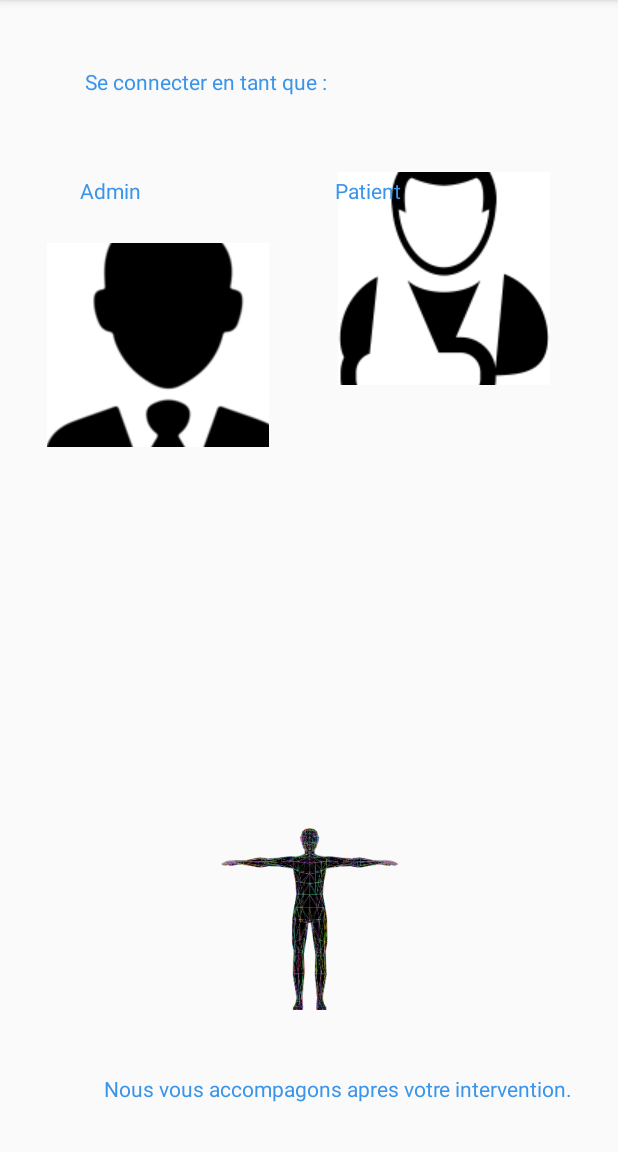
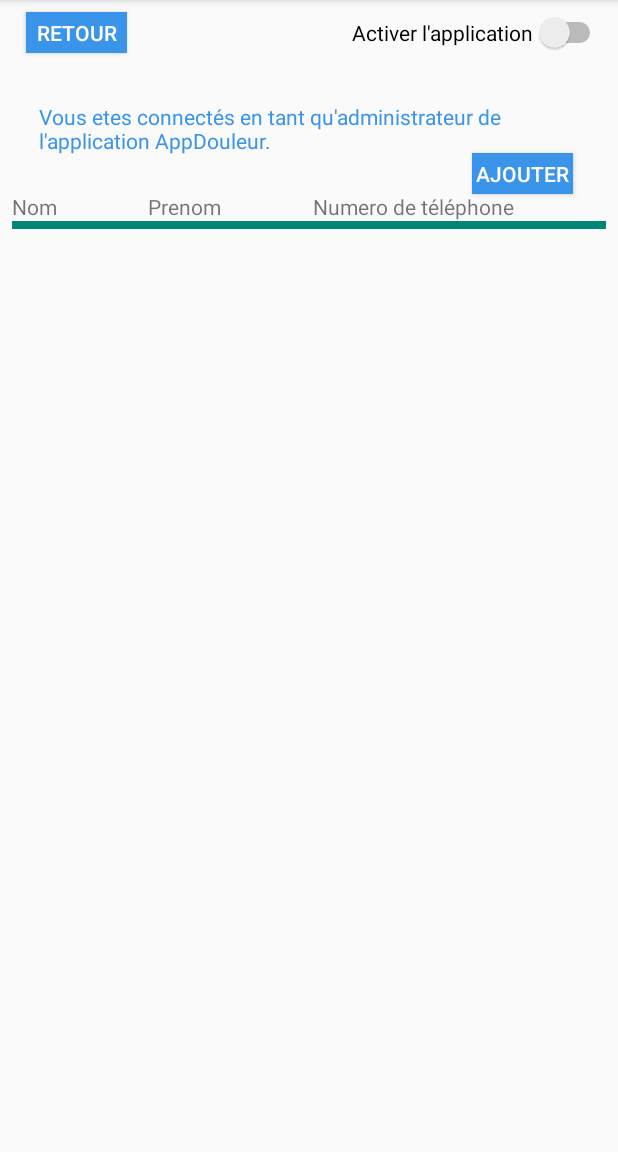
Before and after one commit to sbenchra/AppDouleur, an Android app: the screen it shows after launch (MainActivity before the commit, GestionMedecin after it), on a phone screen of 412 x 824 dp, the part 84-1236 px from its top. Run offline under Robolectric (Android 15) with nearby library versions, the phone set to English and light mode, and no system bars.

Commit message:
feat (medecin layout) :
get all
add one
adjust display

```diff
--- a/app/src/main/AndroidManifest.xml
+++ b/app/src/main/AndroidManifest.xml
@@ -9,7 +9,7 @@
         android:roundIcon="@mipmap/ic_launcher_round"
         android:supportsRtl="true"
         android:theme="@style/AppTheme">
-        <activity android:name=".MainActivity">
+        <activity android:name=".View.GestionMedecin">
             <intent-filter>
                 <action android:name="android.intent.action.MAIN" />
 
--- a/app/src/main/java/com/example/soufianebenchraa/appdouleur/Model/DAOBase.java
+++ b/app/src/main/java/com/example/soufianebenchraa/appdouleur/Model/DAOBase.java
@@ -49,10 +49,15 @@ public abstract class DAOBase  {
 
 
 
-  public SQLiteDatabase getDb() {
-
+  SQLiteDatabase getDb() {
     return mDb;
-
   }
 
+
+  SQLiteDatabase getReadableDatabase() {
+    return mHandler.getReadableDatabase();
+  }
+
+
+
 }
--- a/app/src/main/java/com/example/soufianebenchraa/appdouleur/Model/DatabaseHandler.java
+++ b/app/src/main/java/com/example/soufianebenchraa/appdouleur/Model/DatabaseHandler.java
@@ -12,14 +12,15 @@ public class DatabaseHandler extends SQLiteOpenHelper {
 
     public static final String Ville_Name="NomVille";
 
-    public static final String Ville_Table_Name="Centre";
+    public static final String Ville_Table_Name="Ville";
 
 
     public static final String Ville_Table_Create=
             "CREATE TABLE "+ Ville_Table_Name + "(" +
-                    Ville_Key +"INTEGER PRIMARY KEY AUTOINCREMENT,"+
-                    Ville_Name +"TEXT,"+
-                    Ville_Key +"INTEGER,FOREIGN KEY(IdVille) REFERENCES Ville(IdVille));";
+                    Ville_Key +" INTEGER PRIMARY KEY AUTOINCREMENT,"+
+                    Ville_Name +" TEXT)";
+                    //TODO y a une clé étrangere ici ?
+                    //Ville_Key +" INTEGER,FOREIGN KEY(IdVille) REFERENCES Ville(IdVille));";
 
 
 
@@ -35,9 +36,9 @@ public class DatabaseHandler extends SQLiteOpenHelper {
 
     public static final String Centre_Table_Create=
             "CREATE TABLE "+ Centre_Table_Name + "(" +
-                    Centre_Key +"INTEGER PRIMARY KEY AUTOINCREMENT,"+
-                    Centre_Name +"TEXT,"+
-                    CityC_Key +"INTEGER,FOREIGN KEY(IdVille) REFERENCES Ville(IdVille));";
+                    Centre_Key +" INTEGER PRIMARY KEY AUTOINCREMENT,"+
+                    Centre_Name +" TEXT,"+
+                    CityC_Key +" INTEGER,FOREIGN KEY(IdVille) REFERENCES Ville(IdVille));";
 
 
 
@@ -50,11 +51,11 @@ public class DatabaseHandler extends SQLiteOpenHelper {
 
     public static final String Service_Table_Create =
             " CREATE TABLE " + Service_Table_Name + "(" +
-                    Service_Key+ "INTEGER PRIMARY KEY AUTOINCREMENT,"+
-                    Service_Etage + "INTEGER PRIMARY KEY,"+
-                    Service_Ail + "TEXT PRIMARY KEY,"+
-                    Service_Name + "TEXT," +
-                    Service_Centre + "INTEGER," +
+                    Service_Key+ " INTEGER PRIMARY KEY AUTOINCREMENT,"+
+                    Service_Etage + " INTEGER,"+
+                    Service_Ail + " TEXT ,"+
+                    Service_Name + " TEXT," +
+                    Service_Centre + " INTEGER," +
                     "FOREIGN KEY(IdCentre) REFERENCES Centre(IdCentre))";
 
 
@@ -66,9 +67,9 @@ public class DatabaseHandler extends SQLiteOpenHelper {
 
     public static final String Lit_Table_Create =
             "CREATE TABLE " + Lit_Table_Name + "(" +
-                    Lit_Key + "INTEGER PRIMARY KEY AUTOINCREMENT,"+
-                    Lit_Service + "INTEGER,"+
-                    Lit_NumeroLit + "INTEGER)";
+                    Lit_Key + " INTEGER PRIMARY KEY AUTOINCREMENT,"+
+                    Lit_Service + " INTEGER,"+
+                    Lit_NumeroLit + " INTEGER)";
 
 
     public static final String Medecin_Key = "IdMedecin";
@@ -82,10 +83,10 @@ public class DatabaseHandler extends SQLiteOpenHelper {
     public static final String Medecin_Table_Create =
 
             "CREATE TABLE " + Medecin_Table_NAME + "(" +
-                    Medecin_Key + "INTERGER PRIMARY KEY AUTOINCREMENT,"+
-                    Medecin_FName + "TEXT,"+
-                    Medecin_LName + "TEXT,"+
-                    Medecin_Number + "INTEGER,"+
+                    Medecin_Key + " INTEGER PRIMARY KEY AUTOINCREMENT,"+
+                    Medecin_FName + " TEXT,"+
+                    Medecin_LName + " TEXT,"+
+                    Medecin_Number + " INTEGER,"+
                     Medecin_Pseudo +" TEXT,"+
                     Medecin_MotDePasse +" TEXT)";
 
@@ -97,7 +98,7 @@ public class DatabaseHandler extends SQLiteOpenHelper {
     public static final String Patient_LName = "PrenomPatient";
 
     public static final String Patient_Lit = "IdLit";
-    public static final String Patient_Medecin="IdMedcin";
+    public static final String Patient_Medecin="IdMedecin";
     public static final String Patient_Birthdate = "DateNaissancePatient";
 
     public static final String Patient_Sexe = "SexePatient";
@@ -137,11 +138,11 @@ public class DatabaseHandler extends SQLiteOpenHelper {
 
     public static final String Douleur_Table_Create =
             "CREATE TABLE " + Douleur_Table_Name + "("+
-                    Douleur_Key+ "INTEGER PRIMARY KEY AUTOINCREMENT,"+
+                    Douleur_Key+ " INTEGER PRIMARY KEY AUTOINCREMENT,"+
                     Patient_id + "  INTEGER ,"+
-                    Douleur_Intensity + "INTEGER ,"+
-                    Douleur_Time + "TEXT,"+
-                    Douleur_Body + "TEXT" +
+                    Douleur_Intensity + " INTEGER ,"+
+                    Douleur_Time + " TEXT,"+
+                    Douleur_Body + " TEXT" +
                     ", FOREIGN KEY(IdPatient) REFERENCES Patient(PatientId));";
 
 
@@ -152,8 +153,8 @@ public class DatabaseHandler extends SQLiteOpenHelper {
 
     public static final String Intervention_Table_Create =
             "CREATE TABLE "+ Intervention_Table_Name + "(" +
-                    Intervention_Key + "INTEGER PRIMARY KEY AUTOINCREMENT,"+
-                    Intervention_Name + "TEXT);";
+                    Intervention_Key + " INTEGER PRIMARY KEY AUTOINCREMENT,"+
+                    Intervention_Name + " TEXT);";
 
 
 
@@ -167,10 +168,10 @@ public class DatabaseHandler extends SQLiteOpenHelper {
 
     public static final String Subit_Table_Create =
             "CREATE TABLE " + Subit_Table_Name + "("+
-                    Subit_Patient+ "INTEGER ,"+
-                    Subit_Intervention + "INTEGER"+
-                    Subit_Date + "DATE" +
-                    Subit_Heure +"TEXT"+
+                    Subit_Patient+ " INTEGER ,"+
+                    Subit_Intervention + " INTEGER,"+
+                    Subit_Date + " DATE," +
+                    Subit_Heure +" TEXT"+
                     ",FOREIGN KEY(IdPatient) REFERENCES Patient(PatientId)" +
                     ",FOREIGN KEY(IdTypeIntervention) REFERENCES TypeIntervention(IdTypeIntervention));";
 
@@ -180,13 +181,13 @@ public class DatabaseHandler extends SQLiteOpenHelper {
     public static final String Hopital_Name="NomHopital";
     public static final String CentreH_Key="IdCentre";
 
-    public static final String Hopital_Table_Name="Centre";
+    public static final String Hopital_Table_Name="Hopital";
 
     public static final String Hopital_Table_Create =
             "CREATE TABLE " + Hopital_Table_Name + "("+
-                    Hopital_Key+ "INTEGER PRIMARY KEY AUTOINCREMENT ,"+
-                    Hopital_Name + "TEXT"+
-                    CentreH_Key + "INTEGER" +
+                    Hopital_Key+ " INTEGER PRIMARY KEY AUTOINCREMENT ,"+
+                    Hopital_Name + " TEXT,"+
+                    CentreH_Key + " INTEGER" +
                     ",FOREIGN KEY(IdCentre) REFERENCES Centre(IdCentre));";
 
     public static final String Batiment_Key="IdBatiment";
@@ -197,9 +198,9 @@ public class DatabaseHandler extends SQLiteOpenHelper {
 
     public static final String Batiment_Table_Create =
             "CREATE TABLE " + Batiment_Table_Name + "("+
-                    Batiment_Key+ "INTEGER PRIMARY KEY AUTOINCREMENT ,"+
-                    Batiment_Name + "TEXT"+
-                    HopitalB_Key + "INTEGER" +
+                    Batiment_Key+ " INTEGER PRIMARY KEY AUTOINCREMENT ,"+
+                    Batiment_Name + " TEXT,"+
+                    HopitalB_Key + " INTEGER" +
                     ",FOREIGN KEY(IdBatiment) REFERENCES Hopital(IdBatiment));";
 
 
--- a/app/src/main/java/com/example/soufianebenchraa/appdouleur/Model/Medecin.java
+++ b/app/src/main/java/com/example/soufianebenchraa/appdouleur/Model/Medecin.java
@@ -16,6 +16,11 @@ public class Medecin {
         NumeroMedecin = numeroMedecin;
         PseudoMedecin = pseudoMedecin;
         MotDePasseMedecin = motDePasseMedecin;
+    }
+    public Medecin(String nomMedecin, String prenomMedecin, String numeroMedecin) {
+        NomMedecin = nomMedecin;
+        PrenomMedecin = prenomMedecin;
+        NumeroMedecin = numeroMedecin;
     }
 
     public int getIdMedecin() {
--- a/app/src/main/java/com/example/soufianebenchraa/appdouleur/Model/MedecinDAO.java
+++ b/app/src/main/java/com/example/soufianebenchraa/appdouleur/Model/MedecinDAO.java
@@ -3,6 +3,10 @@ package com.example.soufianebenchraa.appdouleur.Model;
 import android.content.ContentValues;
 import android.content.Context;
 import android.database.Cursor;
+import android.util.Log;
+
+import java.util.ArrayList;
+import java.util.List;
 
 public class MedecinDAO extends DAOBase {
     public static final String Medecin_Key = "IdMedecin";
@@ -17,7 +21,40 @@ public class MedecinDAO extends DAOBase {
         super(pContext);
     }
 
-    public void ajouterMedecin(Medecin m)
+    /**
+     * il faut appeller cette methodes avec les données recuperer depuis l'interface (layout)
+     */
+    public Medecin addMedecin() {
+        Medecin m = new Medecin(1,"Belhadj","Anas","0621524555","pseudo","mot de passe");
+        long rowId = ajouterMedecin(m);
+        if(rowId!=-1) {
+            return m;
+        } else {
+            //il faut afficher une erreur au utilisateur
+            Log.e("Ajout medecin","Une erreur est survenue lors de l'ajout du médecin");
+            return null;
+        }
+    }
+
+    public List<Medecin > getAll() {
+
+        List<Medecin> medecins = new ArrayList<>();
+
+        Cursor cursor = getReadableDatabase().rawQuery("select * from "+Medecin_Table_NAME,null);
+        if(cursor!=null) {
+            while(cursor.moveToNext()) {
+                String lName = cursor.getString(cursor.getColumnIndex(Medecin_LName));
+                String fName = cursor.getString(cursor.getColumnIndex(Medecin_FName));
+                String number = cursor.getString(cursor.getColumnIndex(Medecin_Number));
+
+                medecins.add(new Medecin(lName,fName,number));
+            }
+            cursor.close();
+        }
+        return medecins;
+    }
+
+    public long ajouterMedecin(Medecin m)
     {
         super.open();
         ContentValues value = new ContentValues();
@@ -27,7 +64,7 @@ public class MedecinDAO extends DAOBase {
         value.put(MedecinDAO.Medecin_Pseudo, m.getPseudoMedecin());
         value.put(MedecinDAO.Medecin_MotDePasse, m.getMotDePasseMedecin());
 
-        mDb.insert(Medecin_Table_NAME, null, value);
+        return mDb.insert(Medecin_Table_NAME, null, value);
     }
 
     public void supprimerMedecin(long id)
--- a/app/src/main/java/com/example/soufianebenchraa/appdouleur/View/GestionChambre.java
+++ b/app/src/main/java/com/example/soufianebenchraa/appdouleur/View/GestionChambre.java
@@ -8,6 +8,7 @@ public class GestionChambre extends AppCompatActivity {
     @Override
     protected void onCreate(Bundle savedInstanceState) {
         super.onCreate(savedInstanceState);
-        setContentView(R.layout.gestionchambre);
+        //TODO il faut créer le layout gestionchambre
+        //setContentView(R.layout.gestionchambre);
     }
 }
--- a/app/src/main/res/layout/gestionmedecin.xml
+++ b/app/src/main/res/layout/gestionmedecin.xml
@@ -44,7 +44,8 @@
         app:layout_constraintHorizontal_bias="0.933"
         app:layout_constraintStart_toStartOf="parent"
         app:layout_constraintTop_toTopOf="parent"
-        app:layout_constraintVertical_bias="0.13" />
+        app:layout_constraintVertical_bias="0.13"
+        android:onClick="addMedecin"/>
 
     <TextView
         android:id="@+id/textView14"
@@ -82,39 +83,87 @@
         app:layout_constraintTop_toTopOf="parent"
         app:layout_constraintVertical_bias="0.0" />
 
-    <LinearLayout
-        android:layout_width="349dp"
-        android:layout_height="397dp"
+
+
+
+    <TableLayout
+        android:id="@+id/displayedMedecinsHeaders"
+        android:layout_width="fill_parent"
+        android:layout_height="wrap_content"
         android:layout_marginStart="8dp"
         android:layout_marginLeft="8dp"
         android:layout_marginTop="128dp"
         android:layout_marginEnd="8dp"
         android:layout_marginRight="8dp"
         android:orientation="horizontal"
+        android:stretchColumns="*"
         app:layout_constraintEnd_toEndOf="parent"
         app:layout_constraintStart_toStartOf="parent"
         app:layout_constraintTop_toTopOf="parent">
+        <TableRow
+            android:id="@+id/headerTitles"
+            android:layout_width="0dp"
+            android:layout_height="wrap_content">
 
             <TextView
-            android:id="@+id/textView16"
-            android:layout_width="3dp"
+                android:id="@+id/headerLName"
                 android:layout_height="wrap_content"
                 android:layout_weight="1"
                 android:text="Nom" />
 
             <TextView
-            android:id="@+id/textView17"
-            android:layout_width="16dp"
+                android:id="@+id/headerFName"
                 android:layout_height="wrap_content"
                 android:layout_weight="1"
                 android:text="Prenom" />
 
             <TextView
-            android:id="@+id/textView53"
-            android:layout_width="wrap_content"
+                android:id="@+id/headerNumber"
                 android:layout_height="wrap_content"
                 android:layout_weight="1"
                 android:text="Numero de téléphone" />
+
+
+        </TableRow>
+        <!-- Add a blue line. -->
+        <View
+            android:background="@color/colorPrimary"
+            android:layout_height="5dp"/>
+
+
+    </TableLayout>
+
+        <LinearLayout
+            android:layout_width="fill_parent"
+            android:layout_height="fill_parent"
+            android:orientation="vertical">
+
+            <ScrollView
+                android:layout_width="fill_parent"
+                android:layout_height="0dp"
+                android:layout_weight="1"
+                android:scrollbars="none">
+
+                <TableLayout
+                    android:id="@+id/displayedMedecins"
+                    android:layout_width="fill_parent"
+                    android:layout_height="0dp"
+                    android:layout_marginStart="8dp"
+                    android:layout_marginLeft="8dp"
+                    android:layout_marginTop="128dp"
+                    android:layout_marginEnd="8dp"
+                    android:layout_marginRight="8dp"
+                    android:orientation="horizontal"
+                    android:stretchColumns="*"
+                    app:layout_constraintEnd_toEndOf="parent"
+                    app:layout_constraintStart_toStartOf="parent"
+                    app:layout_constraintTop_toTopOf="parent"/>
+
+            </ScrollView>
+
         </LinearLayout>
 
+
+
+
 </android.support.constraint.ConstraintLayout>
```
Also changed, not shown: app/src/main/java/com/example/soufianebenchraa/appdouleur/View/GestionMedecin.java (+82 -0 lines). Lines whose indentation alone changed are shown as unchanged.
